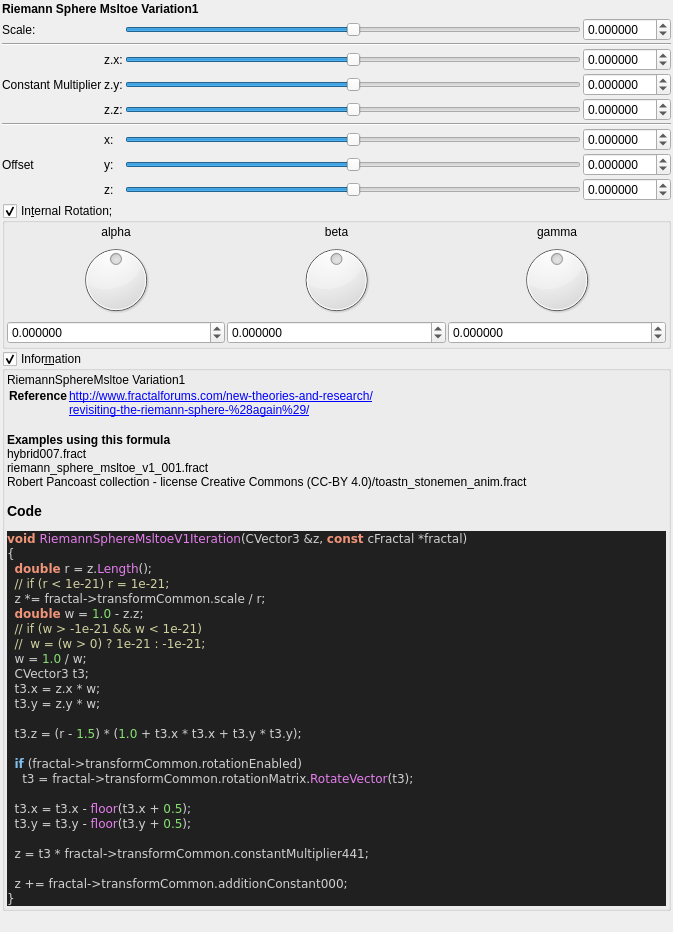
This is mandelbulber2/qt_data/fractal_riemann_sphere_msltoeV1.ui in buddhi1980/mandelbulber2 as Qt 5 draws it before an edit. The edited form follows.
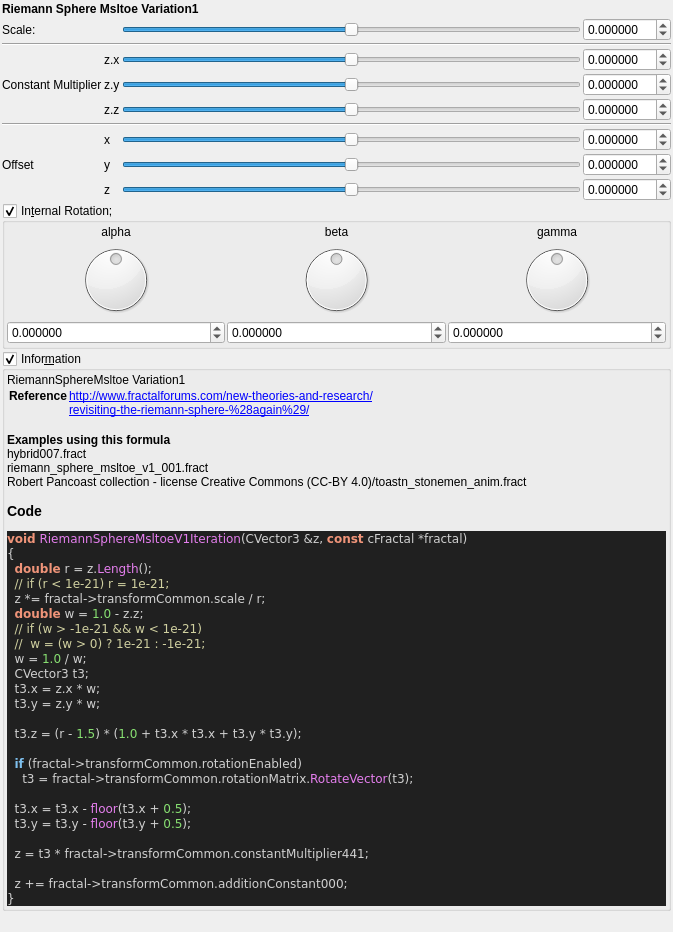
This is the edited form. Custom widgets are drawn as their Qt base class.

```diff
--- a/mandelbulber2/qt_data/fractal_riemann_sphere_msltoeV1.ui
+++ b/mandelbulber2/qt_data/fractal_riemann_sphere_msltoeV1.ui
@@ -138,7 +138,7 @@
      <item row="4" column="2">
       <widget class="QLabel" name="label_111">
        <property name="text">
-        <string>z.z:</string>
+        <string notr="true">z.z</string>
        </property>
       </widget>
      </item>
@@ -433,14 +433,14 @@
      <item row="3" column="2">
       <widget class="QLabel" name="label_110">
        <property name="text">
-        <string>z.y:</string>
+        <string notr="true">z.y</string>
        </property>
       </widget>
      </item>
      <item row="2" column="2">
       <widget class="QLabel" name="label_109">
        <property name="text">
-        <string>z.x:</string>
+        <string notr="true">z.x</string>
        </property>
       </widget>
      </item>
@@ -472,7 +472,7 @@
      <item row="6" column="2">
       <widget class="QLabel" name="label_112">
        <property name="text">
-        <string>x:</string>
+        <string notr="true">x</string>
        </property>
       </widget>
      </item>
@@ -486,14 +486,14 @@
      <item row="7" column="2">
       <widget class="QLabel" name="label_113">
        <property name="text">
-        <string>y:</string>
+        <string notr="true">y</string>
        </property>
       </widget>
      </item>
      <item row="8" column="2">
       <widget class="QLabel" name="label_114">
        <property name="text">
-        <string>z:</string>
+        <string notr="true">z</string>
        </property>
       </widget>
      </item>
```
Left out of the diff: 6 changed lines with no effect on the pictures.
